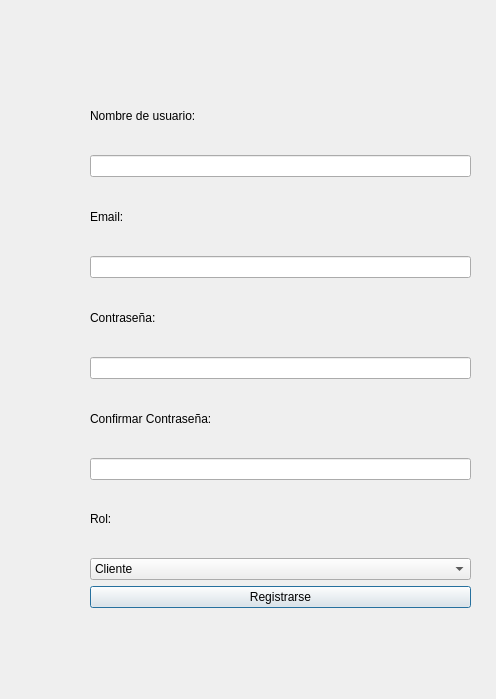
The window that interfaces/registro.ui (aiglep02/gestion-tapas-leon) describes before a commit, drawn with Qt 5.
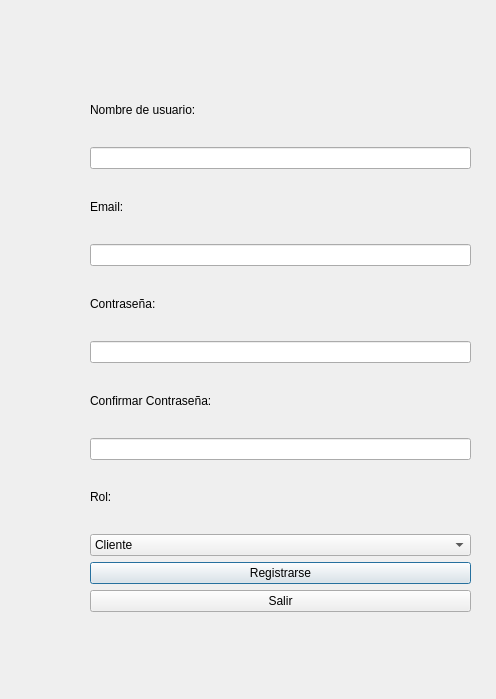
The same window after the commit. Icons and pictures are not drawn.

Patch:
```diff
--- a/interfaces/registro.ui
+++ b/interfaces/registro.ui
@@ -137,6 +137,13 @@
         </property>
        </widget>
       </item>
+      <item>
+       <widget class="QPushButton" name="btnCancelar">
+        <property name="text">
+         <string>Salir</string>
+        </property>
+       </widget>
+      </item>
       <item>
        <widget class="QLabel" name="lblError">
         <property name="text">
```
